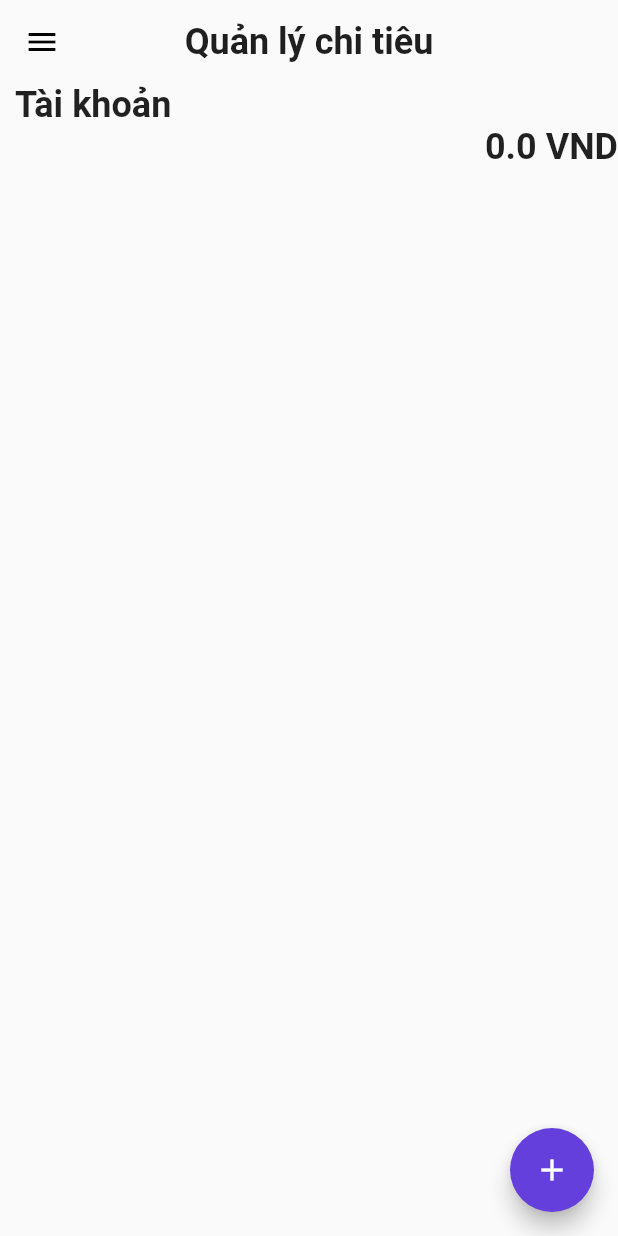
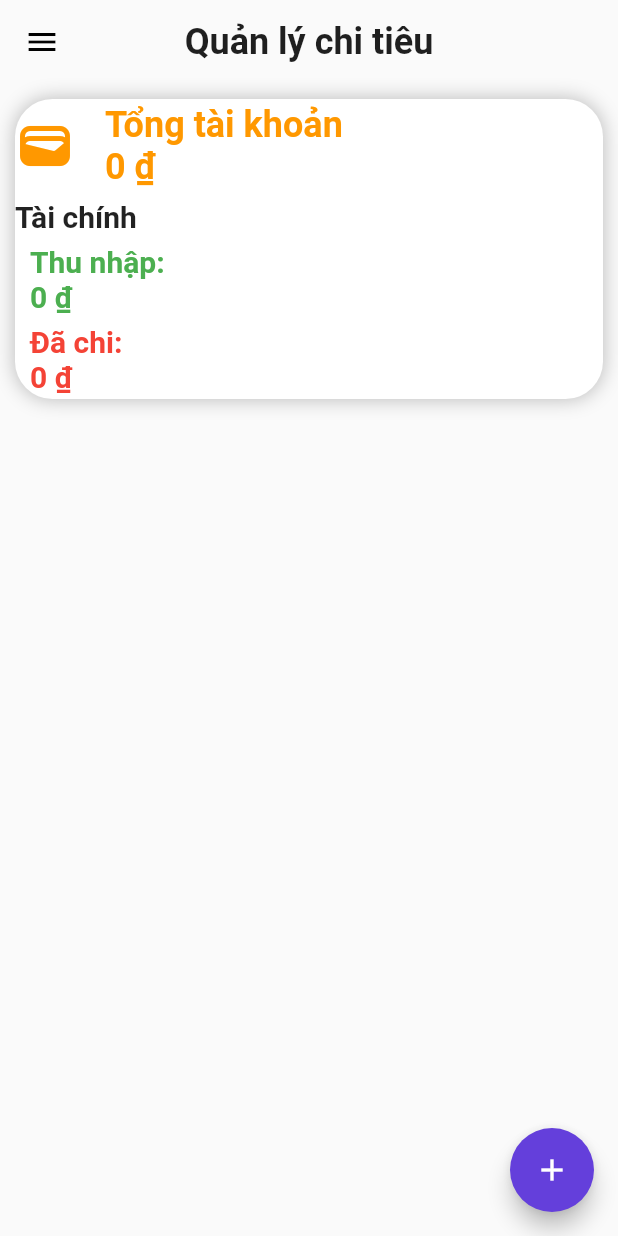
Before and after one commit to kat1002/YourBuddy, a Flutter app: the screen it shows after launch, in the side drawer, after a tap on "Quản lý chi tiêu", on a phone screen of 412 x 824 dp. Run offline on Flutter 3.47's test engine with Material 2 defaults, Android fonts, the phone set to English and light mode, and no system bars; our stand-ins replace hive, hive_flutter, table_calendar; accounts and stored records are empty; Roboto replaces fonts that are missing (SFPro).

Commit message:
money management update frontend and backend

```diff
--- a/lib/pages/moneywise.dart
+++ b/lib/pages/moneywise.dart
@@ -1,9 +1,11 @@
 import 'package:flutter/material.dart';
 import 'package:hive_flutter/hive_flutter.dart';
+import 'package:intl/intl.dart';
 import 'package:yourbuddy/models/transaction.dart';
 import 'package:yourbuddy/util/add_transaction.dart';
 import 'package:yourbuddy/util/edit_transaction.dart';
 import 'package:yourbuddy/util/transaction_data_store.dart';
+import 'package:yourbuddy/widgets/money_box.dart';
 import 'package:yourbuddy/widgets/transaction_item.dart';
 
 import '../drawer.dart';
@@ -27,6 +29,8 @@ class _MoneywiseState extends State<Moneywise> {
   late DateTime _focusedDay = DateTime.now();
 
   double account = 0;
+  double income = 0;
+  double expense = 0;
 
   @override
   void initState() {
@@ -46,6 +50,9 @@ class _MoneywiseState extends State<Moneywise> {
 
     _transactions = [];
 
+    account = 0;
+    income = 0;
+    expense = 0;
     List transactions = db.box.values.toList();
 
     for (var transaction in transactions) {
@@ -53,9 +60,11 @@ class _MoneywiseState extends State<Moneywise> {
       switch (transaction.type) {
         case TransactionType.Income:
           account += transaction.amount;
+          income += transaction.amount;
           break;
         case TransactionType.Expense:
           account -= transaction.amount;
+          expense += transaction.amount;
           break;
       }
     }
@@ -64,7 +73,7 @@ class _MoneywiseState extends State<Moneywise> {
   }
 
   List<Transaction> _getTransactions() {
-    return _transactions;
+    return _transactions.reversed.toList();
   }
 
   @override
@@ -95,22 +104,7 @@ class _MoneywiseState extends State<Moneywise> {
       ),
       body: ListView(
         children: [
-          Padding(
-            padding: const EdgeInsets.fromLTRB(10, 0, 0, 0),
-            child: Text(
-              'Tài khoản',
-              style: TextStyle(fontWeight: FontWeight.bold, fontSize: 24),
-              textAlign: TextAlign.left,
-            ),
-          ),
-          Padding(
-            padding: const EdgeInsets.fromLTRB(100, 0, 0, 0),
-            child: Text(
-              '$account VND',
-              style: TextStyle(fontWeight: FontWeight.bold, fontSize: 24),
-              textAlign: TextAlign.right,
-            ),
-          ),
+          Money_Box(account: account, income: income, expense: expense),
           ..._getTransactions().map(
             (transaction) => TransactionItem(
                 transaction: transaction,
--- a/lib/util/add_transaction.dart
+++ b/lib/util/add_transaction.dart
@@ -120,7 +120,6 @@ class _AddTransactionState extends State<AddTransaction> {
                         value: e,
                       ))
                   .toList(),
-              dropdownColor: Color(0xff643FDB),
               icon: const Icon(
                 Icons.arrow_drop_down_circle,
                 color: Color(0xff643FDB),
--- a/lib/util/edit_transaction.dart
+++ b/lib/util/edit_transaction.dart
@@ -50,33 +50,7 @@ class _EditTransactionState extends State<EditTransaction> {
           color: Color(0xff1f1f1f),
         ),
       ),
-      body: Stack(children: [
-        Positioned(
-          bottom: 10,
-          right: 10,
-          child: ElevatedButton.icon(
-            icon: Icon(
-              Icons.arrow_forward_rounded,
-            ),
-            label: Text(
-              'Done',
-              style: TextStyle(
-                fontWeight: FontWeight.bold,
-              ),
-            ),
-            style: ElevatedButton.styleFrom(
-              primary: Color(0xff643FDB),
-              shape: RoundedRectangleBorder(
-                side: BorderSide(color: Color(0xff643FDB)),
-                borderRadius: BorderRadius.circular(30),
-              ),
-            ),
-            onPressed: () {
-              _updateTransaction();
-            },
-          ),
-        ),
-        ListView(
+      body: ListView(
         padding: const EdgeInsets.all(16.0),
         children: [
           TextField(
@@ -138,7 +112,6 @@ class _EditTransactionState extends State<EditTransaction> {
                         value: e,
                       ))
                   .toList(),
-                dropdownColor: Color(0xff643FDB),
               icon: const Icon(
                 Icons.arrow_drop_down_circle,
                 color: Color(0xff643FDB),
@@ -160,7 +133,6 @@ class _EditTransactionState extends State<EditTransaction> {
               }),
         ],
       ),
-      ]),
       floatingActionButton: FloatingActionButton.extended(
         icon: Icon(
           Icons.arrow_forward_rounded,
--- /dev/null
+++ b/lib/widgets/money_box.dart
@@ -0,0 +1,103 @@
+import 'package:flutter/material.dart';
+import 'package:intl/intl.dart';
+
+class Money_Box extends StatelessWidget {
+  final double account;
+  final double income;
+  final double expense;
+  const Money_Box({
+    Key? key,
+    required this.account,
+    required this.income,
+    required this.expense,
+  }) : super(key: key);
+
+  @override
+  Widget build(BuildContext context) {
+    return Padding(
+      padding: EdgeInsets.all(10),
+      child: Container(
+          width: 200,
+          height: 200,
+          decoration: BoxDecoration(
+            color: Colors.white,
+            boxShadow: [
+              BoxShadow(
+                  color: Colors.grey.shade400,
+                  blurRadius: 10,
+                  spreadRadius: 0.5)
+            ],
+            borderRadius: BorderRadius.circular(25),
+          ),
+          child: Column(
+            mainAxisAlignment: MainAxisAlignment.spaceAround,
+            children: [
+              Container(
+                child: Row(
+                  children: [
+                    Icon(
+                      Icons.wallet,
+                      color: Colors.orange,
+                      size: 40,
+                    ),
+                    SizedBox(
+                      width: 20,
+                    ),
+                    Text(
+                      'Tổng tài khoản\n' +
+                          NumberFormat.simpleCurrency(
+                                  name: 'VND', locale: "vi_VN")
+                              .format(account),
+                      textAlign: TextAlign.left,
+                      style: TextStyle(
+                          fontSize: 24,
+                          fontWeight: FontWeight.bold,
+                          color: Colors.orange),
+                    ),
+                  ],
+                ),
+              ),
+              Align(
+                alignment: Alignment.centerLeft,
+                child: Text(
+                  'Tài chính',
+                  textAlign: TextAlign.left,
+                  style: TextStyle(fontSize: 20, fontWeight: FontWeight.bold),
+                ),
+              ),
+              Align(
+                alignment: Alignment.centerLeft,
+                child: Padding(
+                  padding: const EdgeInsets.only(left: 10),
+                  child: Text(
+                    'Thu nhập:\n' +
+                        NumberFormat.simpleCurrency(
+                                name: 'VND', locale: "vi_VN")
+                            .format(income),
+                    style: TextStyle(
+                        fontSize: 20,
+                        color: Colors.green,
+                        fontWeight: FontWeight.bold),
+                  ),
+                ),
+              ),
+              Align(
+                alignment: Alignment.centerLeft,
+                child: Padding(
+                  padding: const EdgeInsets.only(left: 10),
+                  child: Text(
+                      'Đã chi:\n' +
+                          NumberFormat.simpleCurrency(
+                                  name: 'VND', locale: "vi_VN")
+                              .format(expense),
+                      style: TextStyle(
+                          fontSize: 20,
+                          color: Colors.red,
+                          fontWeight: FontWeight.bold)),
+                ),
+              ),
+            ],
+          )),
+    );
+  }
+}
--- a/lib/widgets/transaction_item.dart
+++ b/lib/widgets/transaction_item.dart
@@ -17,14 +17,20 @@ class TransactionItem extends StatelessWidget {
   @override
   Widget build(BuildContext context) {
     return ListTile(
+      leading: Icon(
+        Icons.wallet_giftcard_rounded,
+        color: Colors.orange,
+      ),
       title: Text(
         transaction.title,
         style: TextStyle(
             fontFamily: 'SFPro', fontSize: 24, fontWeight: FontWeight.bold),
       ),
       subtitle: Text(
-        transaction.amount.toString() +
-            " VND\n" +
+        NumberFormat.simpleCurrency(
+                    name: 'VND', decimalDigits: 2, locale: "vi_VN")
+                .format(transaction.amount) +
+            "\n" +
             DateFormat.MMMMEEEEd().format(transaction.date).toString(),
       ),
       onTap: onTap,
```
Lines whose indentation alone changed are shown as unchanged.
